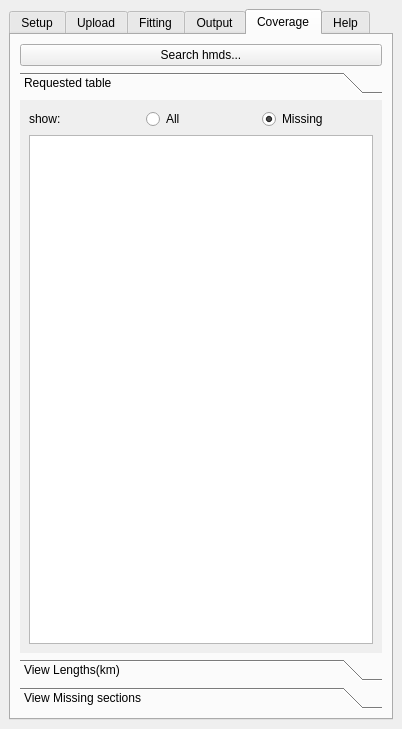
Drew973/grip_tester_qgis3, file grip_tester_dockwidget_base.ui: the form before one commit.
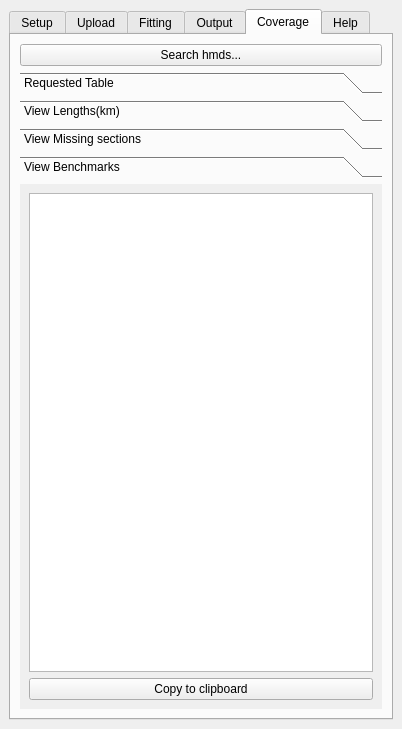
The form after the commit. The open tabs and pages were chosen to show the change. Custom widgets are drawn as their Qt base class.

Diff of the .ui file:
```diff
--- a/grip_tester_dockwidget_base.ui
+++ b/grip_tester_dockwidget_base.ui
@@ -437,7 +437,7 @@
         <item>
          <widget class="QToolBox" name="coverage_toolbox">
           <property name="currentIndex">
-           <number>0</number>
+           <number>3</number>
           </property>
           <widget class="QWidget" name="sections">
            <property name="geometry">
@@ -445,11 +445,11 @@
              <x>0</x>
              <y>0</y>
              <width>330</width>
-             <height>529</height>
+             <height>502</height>
             </rect>
            </property>
            <attribute name="label">
-            <string>Requested table</string>
+            <string>Requested Table</string>
            </attribute>
            <layout class="QVBoxLayout" name="verticalLayout_4">
             <item>
@@ -559,6 +559,38 @@
             </item>
            </layout>
           </widget>
+          <widget class="QWidget" name="page_3">
+           <property name="geometry">
+            <rect>
+             <x>0</x>
+             <y>0</y>
+             <width>330</width>
+             <height>502</height>
+            </rect>
+           </property>
+           <attribute name="label">
+            <string>View Benchmarks</string>
+           </attribute>
+           <attribute name="toolTip">
+            <string>&lt;html&gt;&lt;head/&gt;&lt;body&gt;&lt;p&gt;tools for making submission sheet&lt;/p&gt;&lt;/body&gt;&lt;/html&gt;</string>
+           </attribute>
+           <layout class="QVBoxLayout" name="verticalLayout_3">
+            <item>
+             <widget class="QTableView" name="benchmarks_view">
+              <property name="toolTip">
+               <string>&lt;html&gt;&lt;head/&gt;&lt;body&gt;&lt;p&gt;benchmarks view for creating submission sheet.&lt;/p&gt;&lt;/body&gt;&lt;/html&gt;</string>
+              </property>
+             </widget>
+            </item>
+            <item>
+             <widget class="QPushButton" name="copy_benchmarks_button">
+              <property name="text">
+               <string>Copy to clipboard</string>
+              </property>
+             </widget>
+            </item>
+           </layout>
+          </widget>
          </widget>
         </item>
        </layout>
```
Left out of the diff: 20 changed lines with no effect on the pictures.
